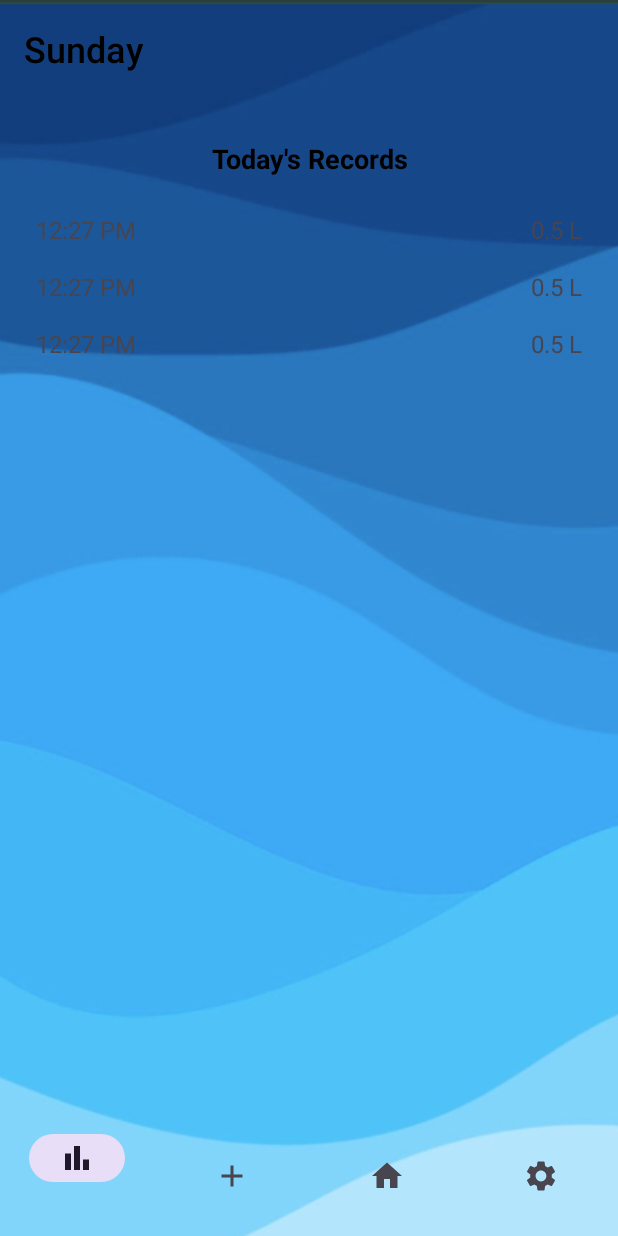
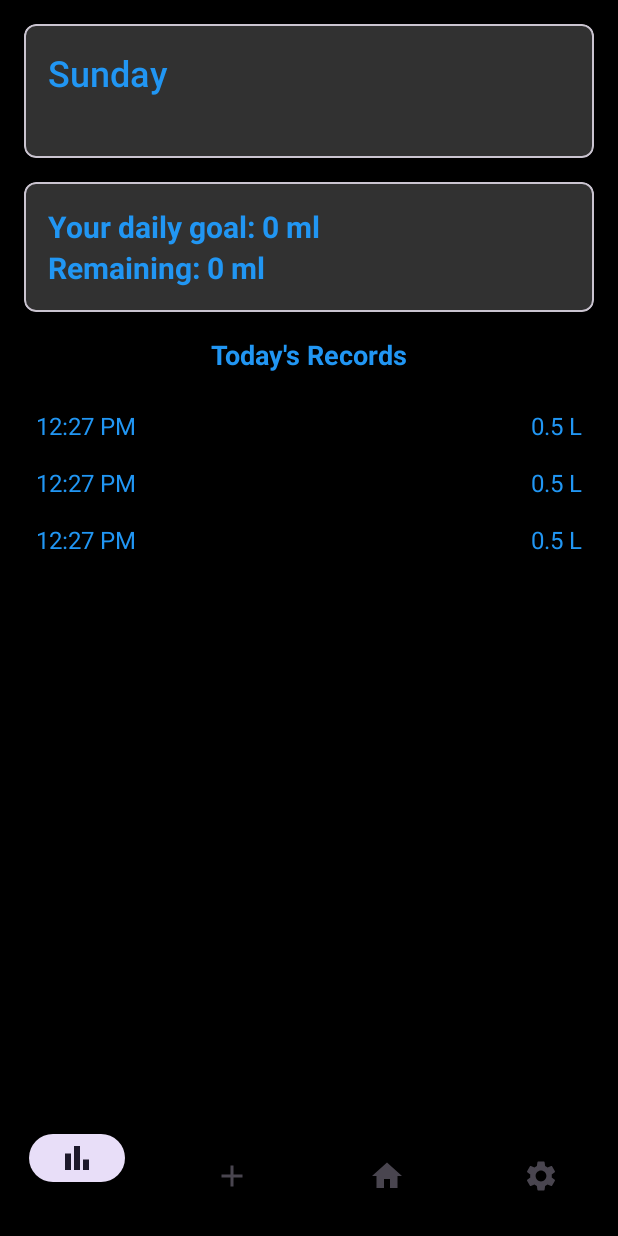
Before and after one commit to tiakavousi/WaterWise, an Android app: the layout activity_history.xml on its own in the app's theme, with its tools: preview values and no code run, on a phone screen of 412 x 824 dp. Run offline under Robolectric (Android 15) with nearby library versions, the light colour scheme and no system bars.

Commit message:
changing style

```diff
--- a/app/src/main/java/com/example/WaterWise/DataModel.java
+++ b/app/src/main/java/com/example/WaterWise/DataModel.java
@@ -110,6 +110,8 @@ public class DataModel extends AndroidViewModel {
             records.setValue(currentRecords);
             saveToPreferences(KEY_RECORDS, gson.toJson(currentRecords));
         }
+        Log.d("DataModel!!!!! ", "Record Date: " + record.getDate());
+
     }
 
     // Load all data at once
--- a/app/src/main/java/com/example/WaterWise/HistoryActivity.java
+++ b/app/src/main/java/com/example/WaterWise/HistoryActivity.java
@@ -2,6 +2,7 @@ package com.example.WaterWise;
 
 import android.content.Intent;
 import android.os.Bundle;
+import android.util.Log;
 import android.view.Menu;
 import android.widget.TextView;
 
@@ -24,7 +25,7 @@ public class HistoryActivity extends AppCompatActivity {
     private RecordAdapter adapter;
     private DataModel dataModel;
     private FirestoreHelper firestoreHelper = new FirestoreHelper();
-    private TextView dayOfWeekTextView, dateTextView;
+    private TextView dayOfWeekTextView, dateTextView, goalTextView, remainingTextView;
     private String userId = FirebaseAuth.getInstance().getCurrentUser().getUid();
 
     @Override
@@ -36,10 +37,14 @@ public class HistoryActivity extends AppCompatActivity {
 
         dayOfWeekTextView = findViewById(R.id.dayOfWeekTextView);
         dateTextView = findViewById(R.id.dateTextView);
+        goalTextView = findViewById(R.id.goal_text);
+        remainingTextView = findViewById(R.id.remaining_text);
 
         displayDayOfWeek();
         setupRecyclerView();
         fetchTodaysRecords();
+        observeGoalAndIntake();
+
 
         // Bottom NavBar
         BottomNavigationView bottomNavigationView = findViewById(R.id.bottom_navigation);
@@ -57,6 +62,21 @@ public class HistoryActivity extends AppCompatActivity {
             } else return itemId == R.id.nav_history;
         });
     }
+    private void observeGoalAndIntake() {
+        dataModel.getGoal().observe(this, goal -> {
+            double goalInLiters = goal / 1000.0;
+            String goalText = (goalInLiters % 1 == 0) ? String.format("%.0f L", goalInLiters) : String.format("%.1f L", goalInLiters);
+            goalTextView.setText("Goal: " + goalText);
+        });
+
+        dataModel.getIntake().observe(this, intake -> {
+            double intakeInLiters = intake / 1000.0;
+            double goalInLiters = dataModel.getGoal().getValue() / 1000.0;
+            double remainingInLiters = goalInLiters - intakeInLiters;
+            String remainingText = (remainingInLiters % 1 == 0) ? String.format("%.0f L", (remainingInLiters > 0 ? remainingInLiters : 0)) : String.format("%.1f L", (remainingInLiters > 0 ? remainingInLiters : 0));
+            remainingTextView.setText("Remaining: " + remainingText);
+        });
+    }
 
     private void setupRecyclerView() {
         RecyclerView recyclerView = findViewById(R.id.recyclerView);
@@ -66,11 +86,13 @@ public class HistoryActivity extends AppCompatActivity {
     }
 
     private void fetchTodaysRecords() {
-        String currentDate = new SimpleDateFormat("yyyy-MM-dd", Locale.getDefault()).format(new Date());
         dataModel.getRecords().observe(this, records -> {
+            Log.d("HistoryActivity!!!! ", "Fetched Records Count: " + records.size());
             adapter.setRecords(records);
             adapter.notifyDataSetChanged();
+
         });
+
     }
     public void displayDayOfWeek() {
         Date currentDate = new Date();
--- a/app/src/main/res/layout/activity_history.xml
+++ b/app/src/main/res/layout/activity_history.xml
@@ -3,39 +3,85 @@
     xmlns:android="http://schemas.android.com/apk/res/android"
     android:layout_width="match_parent"
     android:layout_height="match_parent"
-    android:background="@drawable/pagebkg"
     xmlns:app="http://schemas.android.com/apk/res-auto"
-    xmlns:tools="http://schemas.android.com/tools">
+    xmlns:tools="http://schemas.android.com/tools"
+    android:background="@color/black">
 
-    <!-- Day of the week -->
+    <com.google.android.material.card.MaterialCardView
+        android:id="@+id/dateCard"
+        android:layout_width="0dp"
+        android:layout_height="wrap_content"
+        android:layout_margin="16dp"
+        app:cardCornerRadius="8dp"
+        app:cardElevation="4dp"
+        app:cardBackgroundColor="@color/gray_dark"
+        app:layout_constraintEnd_toEndOf="parent"
+        app:layout_constraintStart_toStartOf="parent"
+        app:layout_constraintTop_toTopOf="parent">
+
+        <LinearLayout
+            android:layout_width="match_parent"
+            android:layout_height="wrap_content"
+            android:orientation="vertical"
+            android:padding="16dp">
+
             <TextView
                 android:id="@+id/dayOfWeekTextView"
                 android:layout_width="wrap_content"
                 android:layout_height="wrap_content"
                 android:text="Sunday"
                 android:textSize="24sp"
-        android:textColor="@android:color/black"
-        android:layout_marginBottom="16dp"
-        android:fontFamily="sans-serif-medium"
-        android:layout_marginStart="16dp"
-        android:layout_marginTop="16dp"
-        app:layout_constraintTop_toTopOf="parent"
-        app:layout_constraintStart_toStartOf="parent"/>
+                android:textColor="@color/blue"
+                android:fontFamily="sans-serif-medium" />
 
-    <!-- date -->
             <TextView
                 android:id="@+id/dateTextView"
                 android:layout_width="wrap_content"
                 android:layout_height="wrap_content"
                 android:textSize="18sp"
                 android:textStyle="bold"
-        android:textColor="@android:color/black"
-        android:layout_marginStart="16dp"
-        android:layout_marginTop="4dp"
-        app:layout_constraintTop_toBottomOf="@id/dayOfWeekTextView"
-        app:layout_constraintStart_toStartOf="parent" />
+                android:textColor="@color/blue" />
 
-    <!-- Title for Today's Records -->
+        </LinearLayout>
+    </com.google.android.material.card.MaterialCardView>
+
+    <com.google.android.material.card.MaterialCardView
+        android:id="@+id/remaining_goal_card"
+        android:layout_width="0dp"
+        android:layout_height="wrap_content"
+        android:layout_margin="16dp"
+        app:cardCornerRadius="8dp"
+        app:cardBackgroundColor="@color/gray_dark"
+        app:layout_constraintEnd_toEndOf="parent"
+        app:layout_constraintStart_toStartOf="parent"
+        app:layout_constraintTop_toBottomOf="@id/dateCard">
+
+        <LinearLayout
+            android:layout_width="match_parent"
+            android:layout_height="wrap_content"
+            android:orientation="vertical"
+            android:padding="16dp">
+
+            <TextView
+                android:id="@+id/goal_text"
+                android:layout_width="wrap_content"
+                android:layout_height="wrap_content"
+                android:text="Your daily goal: 0 ml"
+                android:textSize="20dp"
+                android:textStyle="bold"
+                android:textColor="@color/blue" />
+            <TextView
+                android:id="@+id/remaining_text"
+                android:layout_width="wrap_content"
+                android:layout_height="wrap_content"
+                android:text="Remaining: 0 ml"
+                android:textSize="20dp"
+                android:textStyle="bold"
+                android:textColor="@color/blue" />
+
+        </LinearLayout>
+    </com.google.android.material.card.MaterialCardView>
+
     <TextView
         android:id="@+id/todaysRecordsTitle"
         android:layout_width="wrap_content"
@@ -43,36 +89,32 @@
         android:text="Today's Records"
         android:textSize="18sp"
         android:textStyle="bold"
-        android:textColor="@android:color/black"
-        app:layout_constraintTop_toBottomOf="@id/dateTextView"
-        app:layout_constraintLeft_toLeftOf="parent"
-        app:layout_constraintRight_toRightOf="parent"
         android:layout_marginTop="16dp"
-        android:layout_marginLeft="16dp"
-        android:layout_marginRight="16dp"
-        android:gravity="center_horizontal"/>
+        android:textColor="@color/blue"
+        app:layout_constraintEnd_toEndOf="parent"
+        app:layout_constraintStart_toStartOf="parent"
+        app:layout_constraintTop_toBottomOf="@id/remaining_goal_card"/>
 
-    <!-- RecyclerView for displaying records -->
     <androidx.recyclerview.widget.RecyclerView
         android:id="@+id/recyclerView"
         android:layout_width="0dp"
         android:layout_height="0dp"
         android:layout_marginTop="16dp"
-        android:layout_marginLeft="16dp"
-        android:layout_marginRight="16dp"
+        android:layout_marginStart="16dp"
+        android:layout_marginEnd="16dp"
+        android:textColor="@color/blue"
+        app:layout_constraintBottom_toTopOf="@id/bottom_navigation"
+        app:layout_constraintEnd_toEndOf="parent"
+        app:layout_constraintStart_toStartOf="parent"
         app:layout_constraintTop_toBottomOf="@id/todaysRecordsTitle"
-        app:layout_constraintLeft_toLeftOf="parent"
-        app:layout_constraintRight_toRightOf="parent"
-        app:layout_constraintBottom_toTopOf="@id/bottom_navigation"
         tools:listitem="@layout/item_record" />
 
-    <!-- Bottom Navigation Bar -->
     <com.google.android.material.bottomnavigation.BottomNavigationView
         android:id="@+id/bottom_navigation"
         android:layout_width="match_parent"
         android:layout_height="wrap_content"
+        android:background="@android:color/transparent"
         android:layout_alignParentBottom="true"
-        android:background="@android:color/transparent"
         app:menu="@menu/bottom_navigation_menu"
         app:layout_constraintBottom_toBottomOf="parent" />
 
--- a/app/src/main/res/layout/activity_main.xml
+++ b/app/src/main/res/layout/activity_main.xml
@@ -1,7 +1,7 @@
 <androidx.constraintlayout.widget.ConstraintLayout xmlns:android="http://schemas.android.com/apk/res/android"
     xmlns:app="http://schemas.android.com/apk/res-auto"
     android:layout_width="match_parent"
-    android:background="@drawable/pagebkg"
+    android:background="@color/black"
     android:layout_height="match_parent">
 
     <com.github.mikephil.charting.charts.PieChart
--- a/app/src/main/res/layout/item_record.xml
+++ b/app/src/main/res/layout/item_record.xml
@@ -11,12 +11,14 @@
         android:layout_height="wrap_content"
         android:layout_weight="1"
         android:text="12:27 PM"
-        android:textSize="16sp" />
+        android:textSize="16sp"
+        android:textColor="@color/blue"/>
 
     <TextView
         android:id="@+id/amountTextView"
         android:layout_width="wrap_content"
         android:layout_height="wrap_content"
         android:text="0.5 L"
-        android:textSize="16sp" />
+        android:textSize="16sp"
+        android:textColor="@color/blue"/>
 </LinearLayout>
--- a/app/src/main/res/values/colors.xml
+++ b/app/src/main/res/values/colors.xml
@@ -10,7 +10,7 @@
 
     <!-- Gray shades -->
     <color name="gray">#9E9E9E</color> <!-- Medium Gray -->
-    <color name="gray_dark">#616161</color> <!-- Dark Gray -->
+    <color name="gray_dark">#313131</color> <!-- Dark Gray -->
     <color name="gray_light">#E0E0E0</color> <!-- Light Gray -->
 
 </resources>
--- a/app/src/main/res/values/styles.xml
+++ b/app/src/main/res/values/styles.xml
@@ -10,4 +10,7 @@
 <!--    <style name="BottomSheetDialogTheme" parent="Theme.Design.Light.BottomSheetDialog">-->
 <!--        <item name="bottomSheetStyle">@style/Widget.Design.BottomSheet.Modal</item>-->
 <!--    </style>-->
+    <style name="YourCardView" parent="Widget.MaterialComponents.CardView">
+        <item name="cardBackgroundColor">@color/black</item>
+    </style>
 </resources>
```
Lines whose indentation alone changed are shown as unchanged.
